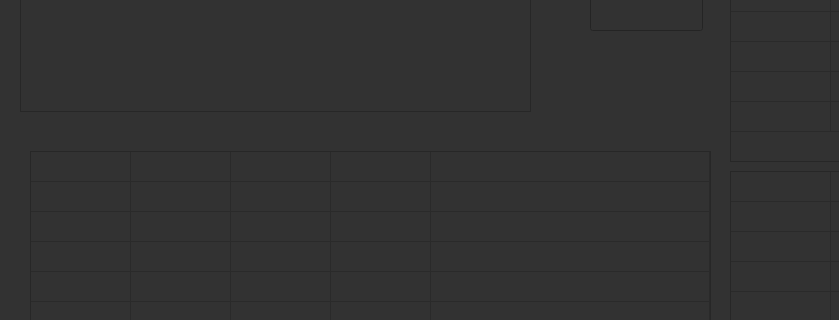
Before: the Qt Designer form src/main_widget.ui in lihn1987/CoinMarketWatcher, drawn with Qt 5; both pictures show x 0 to 839 and y 229 to 549 of the 1050 by 740 pixel window.
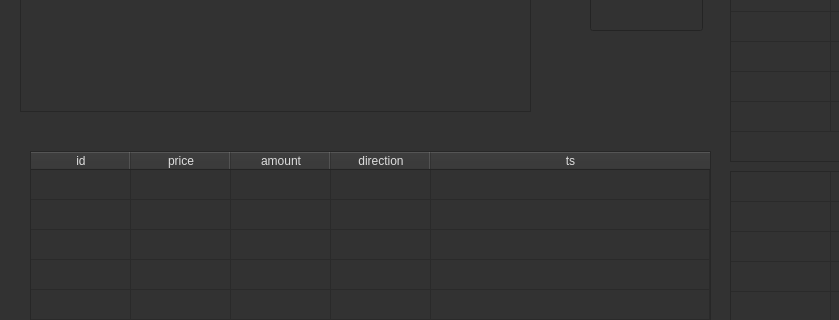
After: the same form once the commit is applied. Icons and pictures are not drawn.

Commit message: 可以接收火币所有交易单元的交易了！而且响应速度快的飞起！当然。。。需要代理。。。

Patch:
```diff
--- a/src/main_widget.ui
+++ b/src/main_widget.ui
@@ -558,7 +558,7 @@
     <bool>true</bool>
    </property>
    <attribute name="horizontalHeaderVisible">
-    <bool>false</bool>
+    <bool>true</bool>
    </attribute>
    <attribute name="horizontalHeaderCascadingSectionResizes">
     <bool>true</bool>
@@ -690,7 +690,7 @@
     </item>
    </layout>
   </widget>
-  <widget class="QWidget" name="">
+  <widget class="QWidget" name="layoutWidget">
    <property name="geometry">
     <rect>
      <x>360</x>
```
The commit also changes 1 other file.
